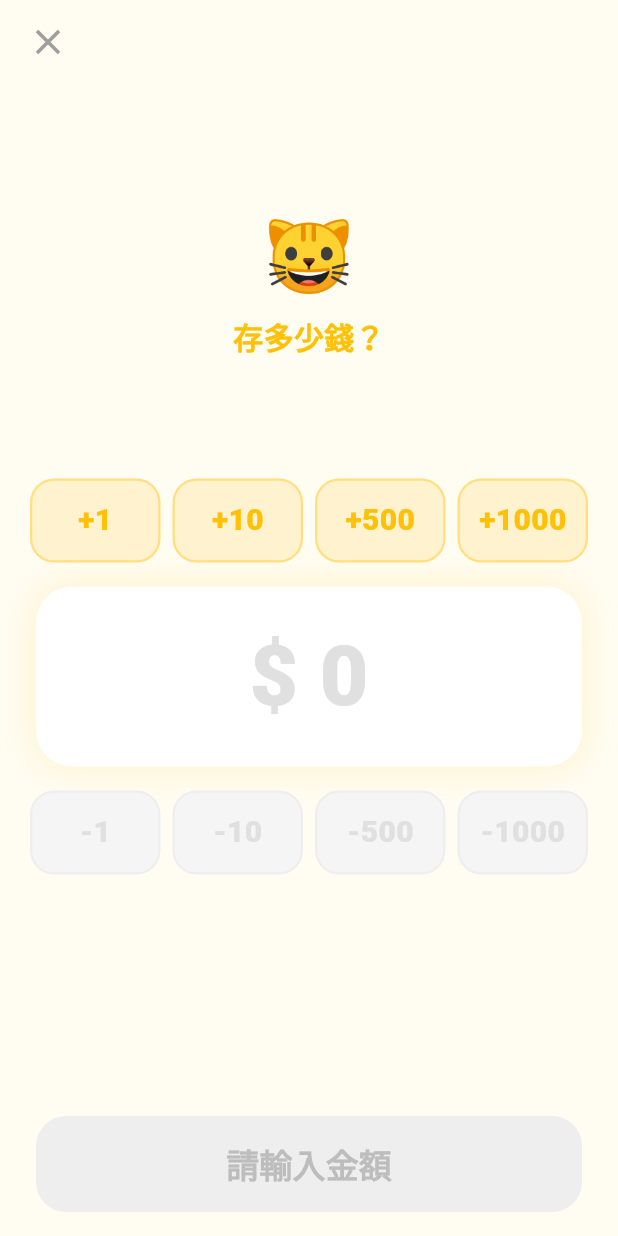
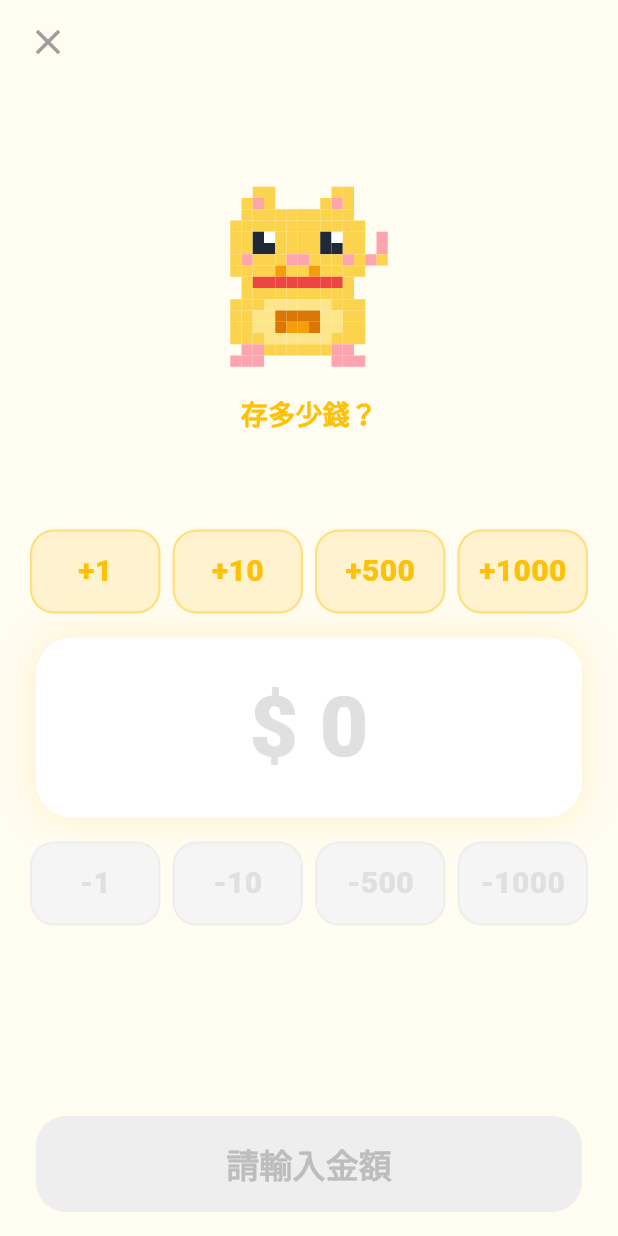
Before and after one commit to seasu/Meow-Meow-Bank, a Flutter app: the AmountInputScreen screen opened directly, on a phone screen of 412 x 824 dp. Run offline on Flutter 3.47's test engine with Material 3 defaults, Android fonts, the phone set to English and light mode, and no system bars; our stand-ins replace audioplayers, shared_preferences; accounts and stored records are empty.

Commit message:
feat(ux): animated characters on amount input screens v1.9.1
Save screen: pixel Lucky Cat waving with 🪙 coins flying IN
Spend screen: pixel Spending Boy with 💸 bills flying OUT
- Coins orbit inward toward cat (attracting money)
- Bills scatter outward from boy (spending money)
- Animation runs continuously while on the screen
- Removed static emoji, replaced with live pixel art widgets

Co-authored-by: Seasu <seasu@users.noreply.github.com>

```diff
--- a/lib/screens/amount_input_screen.dart
+++ b/lib/screens/amount_input_screen.dart
@@ -1,17 +1,23 @@
+import 'dart:async';
+import 'dart:math';
 import 'package:flutter/material.dart';
 import 'package:flutter/services.dart';
 import '../utils/sounds.dart';
+import '../widgets/lucky_cat.dart';
+import '../widgets/spending_boy.dart';
+
+enum AmountMode { save, spend }
 
 class AmountInputScreen extends StatefulWidget {
   final String title;
-  final String emoji;
   final Color color;
+  final AmountMode mode;
 
   const AmountInputScreen({
     super.key,
     required this.title,
-    required this.emoji,
     required this.color,
+    this.mode = AmountMode.save,
   });
 
   @override
@@ -20,12 +26,32 @@ class AmountInputScreen extends StatefulWidget {
 
 class _AmountInputScreenState extends State<AmountInputScreen> {
   int _amount = 0;
+  int _animFrame = 0;
+  Timer? _animTimer;
 
   static const _denoms = [1, 10, 500, 1000];
 
+  @override
+  void initState() {
+    super.initState();
+    _animTimer = Timer.periodic(const Duration(milliseconds: 100), (_) {
+      if (mounted) {
+        setState(() => _animFrame++);
+      }
+    });
+  }
+
+  @override
+  void dispose() {
+    _animTimer?.cancel();
+    super.dispose();
+  }
+
   void _add(int v) {
     HapticFeedback.lightImpact();
-    SoundService.playCoinDrop();
+    if (widget.mode == AmountMode.save) {
+      SoundService.playCoinDrop();
+    }
     setState(() => _amount += v);
   }
 
@@ -37,6 +63,7 @@ class _AmountInputScreenState extends State<AmountInputScreen> {
   @override
   Widget build(BuildContext context) {
     final c = widget.color;
+    final isSave = widget.mode == AmountMode.save;
 
     return Scaffold(
       backgroundColor: c.withValues(alpha: 0.05),
@@ -57,8 +84,7 @@ class _AmountInputScreenState extends State<AmountInputScreen> {
                   if (_amount > 0)
                     TextButton(
                       onPressed: () => setState(() => _amount = 0),
-                      child: Text('歸零',
-                          style: TextStyle(color: Colors.grey.shade400, fontSize: 14)),
+                      child: Text('歸零', style: TextStyle(color: Colors.grey.shade400, fontSize: 14)),
                     ),
                 ],
               ),
@@ -66,19 +92,30 @@ class _AmountInputScreenState extends State<AmountInputScreen> {
 
             const Spacer(flex: 1),
 
-            // Title
-            Text(widget.emoji,
-                style: const TextStyle(fontSize: 48)),
+            // Animated character
+            SizedBox(
+              height: 140,
+              child: Stack(
+                alignment: Alignment.center,
+                children: [
+                  // Character
+                  if (isSave)
+                    LuckyCat(hunger: 100, balance: _amount.toDouble(), isWaving: true)
+                  else
+                    SpendingBoy(size: 120, idleFrame: _animFrame),
+
+                  // Flying coins/bills animation
+                  ..._buildFlyingMoney(isSave),
+                ],
+              ),
+            ),
             const SizedBox(height: 4),
             Text(widget.title,
-                style: TextStyle(
-                    fontSize: 20,
-                    fontWeight: FontWeight.bold,
-                    color: c)),
+                style: TextStyle(fontSize: 18, fontWeight: FontWeight.bold, color: c)),
 
             const Spacer(flex: 1),
 
-            // + buttons (top row)
+            // + buttons
             Padding(
               padding: const EdgeInsets.symmetric(horizontal: 16),
               child: Row(
@@ -86,12 +123,7 @@ class _AmountInputScreenState extends State<AmountInputScreen> {
                     .map((d) => Expanded(
                           child: Padding(
                             padding: const EdgeInsets.symmetric(horizontal: 4),
-                            child: _AmountButton(
-                              label: '+$d',
-                              color: c,
-                              onTap: () => _add(d),
-                              isAdd: true,
-                            ),
+                            child: _AmountButton(label: '+$d', color: c, onTap: () => _add(d), isAdd: true),
                           ),
                         ))
                     .toList(),
@@ -100,16 +132,14 @@ class _AmountInputScreenState extends State<AmountInputScreen> {
 
             const SizedBox(height: 16),
 
-            // Amount display (center)
+            // Amount display
             Container(
               margin: const EdgeInsets.symmetric(horizontal: 24),
               padding: const EdgeInsets.symmetric(vertical: 20),
               decoration: BoxDecoration(
                 color: Colors.white,
                 borderRadius: BorderRadius.circular(24),
-                boxShadow: [
-                  BoxShadow(color: c.withValues(alpha: 0.15), blurRadius: 20, spreadRadius: 2),
-                ],
+                boxShadow: [BoxShadow(color: c.withValues(alpha: 0.15), blurRadius: 20, spreadRadius: 2)],
               ),
               child: Center(
                 child: AnimatedSwitcher(
@@ -129,7 +159,7 @@ class _AmountInputScreenState extends State<AmountInputScreen> {
 
             const SizedBox(height: 16),
 
-            // - buttons (bottom row)
+            // - buttons
             Padding(
               padding: const EdgeInsets.symmetric(horizontal: 16),
               child: Row(
@@ -137,12 +167,7 @@ class _AmountInputScreenState extends State<AmountInputScreen> {
                     .map((d) => Expanded(
                           child: Padding(
                             padding: const EdgeInsets.symmetric(horizontal: 4),
-                            child: _AmountButton(
-                              label: '-$d',
-                              color: Colors.grey.shade500,
-                              onTap: _amount >= d ? () => _sub(d) : null,
-                              isAdd: false,
-                            ),
+                            child: _AmountButton(label: '-$d', color: Colors.grey.shade500, onTap: _amount >= d ? () => _sub(d) : null, isAdd: false),
                           ),
                         ))
                     .toList(),
@@ -151,31 +176,24 @@ class _AmountInputScreenState extends State<AmountInputScreen> {
 
             const Spacer(flex: 2),
 
-            // Confirm button
+            // Confirm
             Padding(
               padding: const EdgeInsets.fromLTRB(24, 0, 24, 16),
               child: SizedBox(
                 width: double.infinity,
                 height: 64,
                 child: ElevatedButton(
-                  onPressed: _amount > 0
-                      ? () => Navigator.pop(context, _amount.toDouble())
-                      : null,
+                  onPressed: _amount > 0 ? () => Navigator.pop(context, _amount.toDouble()) : null,
                   style: ElevatedButton.styleFrom(
                     backgroundColor: c,
                     foregroundColor: Colors.white,
                     disabledBackgroundColor: Colors.grey.shade200,
-                    shape: RoundedRectangleBorder(
-                        borderRadius: BorderRadius.circular(20)),
+                    shape: RoundedRectangleBorder(borderRadius: BorderRadius.circular(20)),
                     elevation: _amount > 0 ? 4 : 0,
                   ),
                   child: Text(
                     _amount > 0 ? '確定 \$$_amount！🐾' : '請輸入金額',
-                    style: TextStyle(
-                      fontSize: 22,
-                      fontWeight: FontWeight.bold,
-                      color: _amount > 0 ? Colors.white : Colors.grey.shade400,
-                    ),
+                    style: TextStyle(fontSize: 22, fontWeight: FontWeight.bold, color: _amount > 0 ? Colors.white : Colors.grey.shade400),
                   ),
                 ),
               ),
@@ -185,6 +203,44 @@ class _AmountInputScreenState extends State<AmountInputScreen> {
       ),
     );
   }
+
+  List<Widget> _buildFlyingMoney(bool isSave) {
+    if (_amount <= 0) return [];
+    final items = <Widget>[];
+    for (var i = 0; i < 6; i++) {
+      final phase = (_animFrame * 0.08 + i * 1.05) % (2 * pi);
+      final radius = 55.0 + sin(phase * 2) * 10;
+      final dx = cos(phase) * radius;
+      final dy = sin(phase) * radius * 0.5 - 20;
+      final opacity = (0.3 + sin(phase) * 0.4).clamp(0.1, 0.8);
+
+      if (isSave) {
+        // Coins flying IN toward cat
+        items.add(Positioned(
+          left: 60 + dx,
+          top: 60 + dy,
+          child: Opacity(
+            opacity: opacity,
+            child: Text('🪙', style: TextStyle(fontSize: 14 + sin(phase) * 4)),
+          ),
+        ));
+      } else {
+        // Bills flying OUT from boy
+        items.add(Positioned(
+          left: 60 + dx * 1.2,
+          top: 50 + dy,
+          child: Opacity(
+            opacity: opacity,
+            child: Transform.rotate(
+              angle: phase,
+              child: Text('💸', style: TextStyle(fontSize: 12 + cos(phase) * 3)),
+            ),
+          ),
+        ));
+      }
+    }
+    return items;
+  }
 }
 
 class _AmountButton extends StatelessWidget {
@@ -193,12 +249,7 @@ class _AmountButton extends StatelessWidget {
   final VoidCallback? onTap;
   final bool isAdd;
 
-  const _AmountButton({
-    required this.label,
-    required this.color,
-    required this.onTap,
-    required this.isAdd,
-  });
+  const _AmountButton({required this.label, required this.color, required this.onTap, required this.isAdd});
 
   @override
   Widget build(BuildContext context) {
@@ -209,26 +260,15 @@ class _AmountButton extends StatelessWidget {
         duration: const Duration(milliseconds: 100),
         height: 56,
         decoration: BoxDecoration(
-          color: enabled
-              ? (isAdd ? color.withValues(alpha: 0.15) : Colors.grey.shade100)
-              : Colors.grey.shade100,
+          color: enabled ? (isAdd ? color.withValues(alpha: 0.15) : Colors.grey.shade100) : Colors.grey.shade100,
           borderRadius: BorderRadius.circular(16),
           border: Border.all(
-            color: enabled
-                ? (isAdd ? color.withValues(alpha: 0.4) : Colors.grey.shade300)
-                : Colors.grey.shade200,
+            color: enabled ? (isAdd ? color.withValues(alpha: 0.4) : Colors.grey.shade300) : Colors.grey.shade200,
             width: 1.5,
           ),
         ),
         alignment: Alignment.center,
-        child: Text(
-          label,
-          style: TextStyle(
-            fontSize: 20,
-            fontWeight: FontWeight.w800,
-            color: enabled ? (isAdd ? color : Colors.grey.shade600) : Colors.grey.shade300,
-          ),
-        ),
+        child: Text(label, style: TextStyle(fontSize: 20, fontWeight: FontWeight.w800, color: enabled ? (isAdd ? color : Colors.grey.shade600) : Colors.grey.shade300)),
       ),
     );
   }
--- a/lib/screens/home_screen.dart
+++ b/lib/screens/home_screen.dart
@@ -49,8 +49,8 @@ class _HomeScreenState extends State<HomeScreen> {
       MaterialPageRoute(
         builder: (_) => const AmountInputScreen(
           title: '存多少錢？',
-          emoji: '🐱',
           color: Colors.amber,
+          mode: AmountMode.save,
         ),
       ),
     );
@@ -75,8 +75,8 @@ class _HomeScreenState extends State<HomeScreen> {
           MaterialPageRoute(
             builder: (_) => AmountInputScreen(
               title: '${cat.emoji} 花多少錢？',
-              emoji: '👦',
               color: Colors.pink.shade400,
+              mode: AmountMode.spend,
             ),
           ),
         );
--- a/lib/utils/version.dart
+++ b/lib/utils/version.dart
@@ -1 +1 @@
-const String appVersion = '1.9.0';
+const String appVersion = '1.9.1';
--- a/pubspec.yaml
+++ b/pubspec.yaml
@@ -1,7 +1,7 @@
 name: meow_meow_bank
 description: "喵喵金幣屋 — 兒童理財記帳 App"
 publish_to: 'none'
-version: 1.9.0+12
+version: 1.9.1+13
 
 environment:
   sdk: ^3.11.0
```
